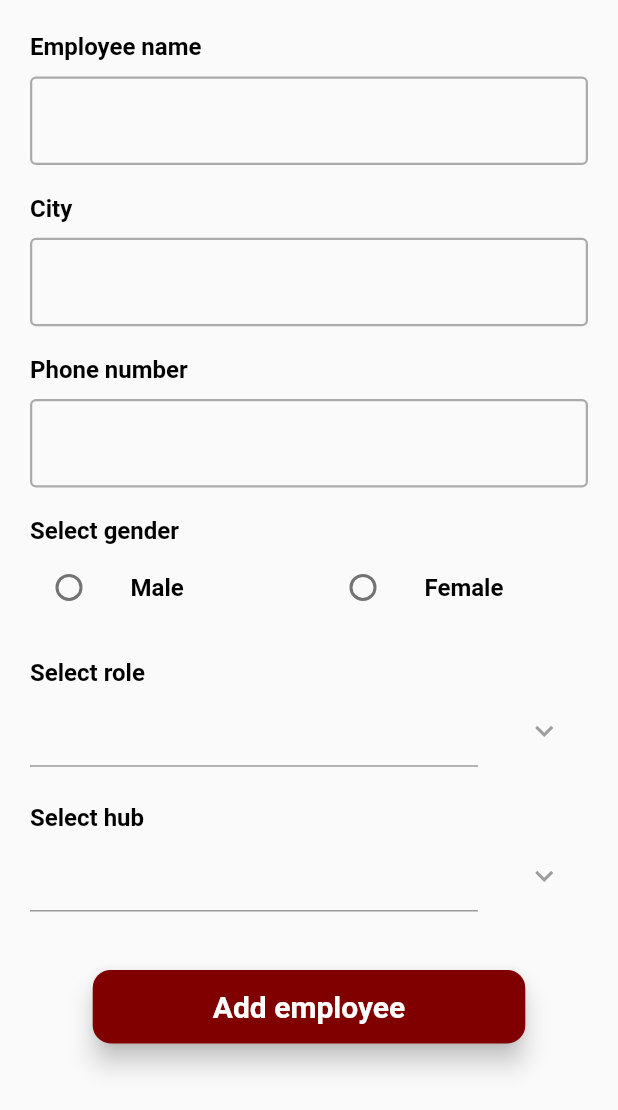
After one commit to DronaIT/flutterdesigndemo, a Flutter app: the AddEmployee screen opened directly, on a phone screen of 412 x 824 dp. The commit adds this screen. Shown: the top 1110 px of the screen. Run offline on Flutter 3.47's test engine with Material 2 defaults, Android fonts, the phone set to English and light mode, and no system bars; our stand-ins replace cached_network_image, dio, flushbar, flutter_native_splash, flutter_screenutil, flutter_svg and 7 more; missing offline and left inert: dart:ffi, excel; accounts and stored records are empty; network calls fail; statements that could not run were skipped.

Commit message:
add employee screen design done

```diff
--- a/lib/customwidget/custom_text.dart
+++ b/lib/customwidget/custom_text.dart
@@ -10,6 +10,8 @@ class custom_text extends StatefulWidget {
   final FontWeight fontWeight;
   final Alignment alignment;
   final TextStyle textStyles;
+  final double leftValue;
+  final double rightValue;
 
   custom_text(
       {required this.text,
@@ -18,7 +20,9 @@ class custom_text extends StatefulWidget {
       this.fontWeight = FontWeight.bold,
       this.alignment = Alignment.topLeft,
       this.textStyles = centerTextStyle,
-      this.topValue = 10.0});
+      this.topValue = 10.0,
+        this.leftValue = 10.0,
+        this.rightValue = 10.0});
 
   @override
   State<custom_text> createState() => _custom_textState();
@@ -28,7 +32,7 @@ class _custom_textState extends State<custom_text> {
   @override
   Widget build(BuildContext context) {
     return Container(
-      margin: EdgeInsets.only(top: widget.topValue, left: 10, right: 10),
+      margin: EdgeInsets.only(top: widget.topValue, left: widget.leftValue, right:widget.rightValue),
       alignment: widget.alignment,
       child: Text(
         widget.text,
--- /dev/null
+++ b/lib/ui/addemployee.dart
@@ -0,0 +1,260 @@
+import 'package:flutter/material.dart';
+import 'package:flutter_screenutil/flutter_screenutil.dart';
+import 'package:flutterdesigndemo/customwidget/custom_button.dart';
+import 'package:flutterdesigndemo/customwidget/custom_edittext.dart';
+import 'package:flutterdesigndemo/customwidget/custom_text.dart';
+import 'package:flutterdesigndemo/models/HubResponse.dart';
+import 'package:flutterdesigndemo/models/RoleResponse.dart';
+import 'package:flutterdesigndemo/models/base_api_response.dart';
+import 'package:flutterdesigndemo/utils/prefrence.dart';
+import 'package:flutterdesigndemo/values/strings_name.dart';
+import 'package:flutterdesigndemo/values/text_styles.dart';
+
+class AddEmployee extends StatefulWidget {
+  const AddEmployee({Key? key}) : super(key: key);
+
+  @override
+  State<AddEmployee> createState() => _AddEmployeeState();
+}
+
+class _AddEmployeeState extends State<AddEmployee> {
+  TextEditingController nameController = TextEditingController();
+  TextEditingController cityController = TextEditingController();
+  TextEditingController phoneController = TextEditingController();
+  String gender = "Male";
+  String roleValue = "";
+  BaseApiResponseWithSerializable<RoleResponse>? roleResponse;
+  BaseApiResponseWithSerializable<HubResponse>? hubResponse;
+  String hubValue = "";
+  List<BaseApiResponseWithSerializable<RoleResponse>>? roleResponseArray = [] ;
+  List<BaseApiResponseWithSerializable<HubResponse>>? hubResponseArray = [];
+
+
+  @override
+  void initState() {
+    super.initState();
+    hubResponseArray =  PreferenceUtils.getHubList().records;
+    roleResponseArray = PreferenceUtils.getRoleList().records ;
+
+  }
+
+  @override
+  Widget build(BuildContext context) {
+    var viewWidth = MediaQuery.of(context).size.width;
+    return SafeArea(
+        child: Scaffold(
+      body: SingleChildScrollView(
+        child: Container(
+          margin: EdgeInsets.only(left: 10, right: 10),
+          child: Column(
+            children: [
+              Column(
+                children: [
+                  SizedBox(height: 10.h),
+                  custom_text(
+                    text: strings_name.str_employee_name,
+                    alignment: Alignment.topLeft,
+                    textStyles: blackTextSemiBold16,
+                  ),
+                  custom_edittext(
+                    type: TextInputType.text,
+                    textInputAction: TextInputAction.next,
+                    controller: nameController,
+                  ),
+                  SizedBox(height: 8.h),
+                  custom_text(
+                    text: strings_name.str_city,
+                    alignment: Alignment.topLeft,
+                    textStyles: blackTextSemiBold16,
+                  ),
+                  custom_edittext(
+                    type: TextInputType.text,
+                    textInputAction: TextInputAction.next,
+                    controller: cityController,
+                    maxLength: 30,
+                  ),
+                  SizedBox(height: 8.h),
+                  custom_text(
+                    text: strings_name.str_phone,
+                    alignment: Alignment.topLeft,
+                    textStyles: blackTextSemiBold16,
+                  ),
+                  custom_edittext(
+                    type: TextInputType.phone,
+                    textInputAction: TextInputAction.next,
+                    controller: phoneController,
+                    maxLength: 10,
+                  ),
+                  SizedBox(height: 8.h),
+                  custom_text(
+                    text: strings_name.str_select_gender,
+                    alignment: Alignment.topLeft,
+                    textStyles: blackTextSemiBold16,
+                  ),
+                  Row(
+                    crossAxisAlignment: CrossAxisAlignment.start,
+                    mainAxisAlignment: MainAxisAlignment.start,
+                    children: [
+                      Flexible(
+                        flex: 1,
+                        child: RadioListTile(
+                          title: custom_text(
+                            text: "Male",
+                            alignment: Alignment.topLeft,
+                            textStyles: blackTextSemiBold16,
+                            topValue: 0,
+                            leftValue: 5,
+                            rightValue: 5,
+                          ),
+                          value: "male",
+                          groupValue: gender,
+                          onChanged: (value) {
+                            setState(() {
+                              gender = value.toString();
+                            });
+                          },
+                        ),
+                      ),
+                      Flexible(
+                        flex: 1,
+                        child: RadioListTile(
+                          title: custom_text(
+                            text: "Female",
+                            alignment: Alignment.topLeft,
+                            textStyles: blackTextSemiBold16,
+                            topValue: 0,
+                            leftValue: 5,
+                            rightValue: 5,
+                          ),
+                          value: "female",
+                          groupValue: gender,
+                          onChanged: (value) {
+                            setState(() {
+                              gender = value.toString();
+                            });
+                          },
+                        ),
+                      ),
+                    ],
+                  ),
+                  SizedBox(height: 8.h),
+                  custom_text(
+                    text: strings_name.str_select_role,
+                    alignment: Alignment.topLeft,
+                    textStyles: blackTextSemiBold16,
+                  ),
+                  Row(
+                    crossAxisAlignment: CrossAxisAlignment.center,
+                    children: [
+                      Flexible(
+                        fit: FlexFit.loose,
+                        flex: 8,
+                        child: Container(
+                          width: viewWidth,
+                          margin: EdgeInsets.only(left: 10,right: 5,top: 5,bottom: 5),
+                          child: DropdownButtonFormField<BaseApiResponseWithSerializable<RoleResponse>>(
+                            value: roleResponse,
+                            iconSize: 0,
+                            elevation: 16,
+                            style: blackText16,
+
+                            onChanged: (BaseApiResponseWithSerializable<RoleResponse>? newValue) {
+                              setState(() {
+                                roleValue = newValue!.fields!.roleId!.toString();
+                                roleResponse = newValue;
+                              });
+                            },
+                            items: roleResponseArray?.map<DropdownMenuItem<BaseApiResponseWithSerializable<RoleResponse>>>((BaseApiResponseWithSerializable<RoleResponse> value) {
+                              return DropdownMenuItem<BaseApiResponseWithSerializable<RoleResponse>>(
+                                value: value,
+                                child: Text(value.fields!.roleTitle!),
+                              );
+                            }).toList(),
+                          ),
+                        ),
+                      ),
+                      Flexible(
+                        fit: FlexFit.tight,
+                        flex: 2,
+                        child: const Icon(
+                          Icons.keyboard_arrow_down,
+                          color: Colors.grey,
+                        ),
+                      ),
+                    ],
+                  ),
+                  SizedBox(height: 8.h),
+                  custom_text(
+                    text: strings_name.str_select_hub,
+                    alignment: Alignment.topLeft,
+                    textStyles: blackTextSemiBold16,
+                  ),
+                  Row(
+                    crossAxisAlignment: CrossAxisAlignment.center,
+                    children: [
+                      Flexible(
+                        fit: FlexFit.loose,
+                        flex: 8,
+                        child: Container(
+                          margin: EdgeInsets.only(left: 10,right: 5,top: 5,bottom: 5),
+                          width: viewWidth,
+                          child: DropdownButtonFormField<BaseApiResponseWithSerializable<HubResponse>>(
+                            value: hubResponse,
+                            iconSize: 0,
+                            elevation: 16,
+                            style: blackText16,
+
+                            onChanged: (BaseApiResponseWithSerializable<HubResponse>? newValue) {
+                              setState(() {
+                                hubValue = newValue!.fields!.hubId!.toString();
+                                hubResponse = newValue;
+                              });
+                            },
+                            items: hubResponseArray?.map<DropdownMenuItem<BaseApiResponseWithSerializable<HubResponse>>>((BaseApiResponseWithSerializable<HubResponse> value) {
+                              return DropdownMenuItem<BaseApiResponseWithSerializable<HubResponse>>(
+                                value: value,
+                                child: Text(value.fields!.hubName!.toString()),
+                              );
+                            }).toList(),
+                          ),
+                        ),
+                      ),
+                      Flexible(
+                        fit: FlexFit.tight,
+                        flex: 2,
+                        child: const Icon(
+                          Icons.keyboard_arrow_down,
+                          color: Colors.grey,
+                        ),
+                      ),
+                    ],
+                  ),
+                  SizedBox(height: 20.h),
+                  CustomButton(
+                    text: strings_name.str_add_employee,
+                    click: () {
+                        print("test=>${hubValue}");
+                        print("test=>${roleValue}");
+
+                        if(nameController.text.isEmpty){
+
+                        }else if(cityController.text.isEmpty){
+
+                        }else if(phoneController.text.isEmpty){
+
+                        }else if(gender.isEmpty){
+
+                        }else{
+
+                        }
+                    },
+                  )
+                ],
+              ),
+            ],
+          ),
+        ),
+      ),
+    ));
+  }
+}
--- a/lib/ui/home.dart
+++ b/lib/ui/home.dart
@@ -4,6 +4,7 @@ import 'package:flutterdesigndemo/api/service_locator.dart';
 import 'package:flutterdesigndemo/customwidget/custom_text.dart';
 import 'package:flutterdesigndemo/models/base_api_response.dart';
 import 'package:flutterdesigndemo/models/homeModuleResponse.dart';
+import 'package:flutterdesigndemo/ui/addemployee.dart';
 import 'package:flutterdesigndemo/ui/create_students.dart';
 import 'package:flutterdesigndemo/utils/prefrence.dart';
 import 'package:flutterdesigndemo/utils/tablenames.dart';
@@ -98,7 +99,7 @@ class _HomeState extends State<Home> {
                                 ],
                               ),
                               onTap: () {
-                                Get.to(CreateStudent());
+                                Get.to(AddEmployee());
                               },
                             ),
                           ),
--- a/lib/values/strings_name.dart
+++ b/lib/values/strings_name.dart
@@ -41,7 +41,14 @@ class strings_name {
   static const String genericError = "Something went wrong, please try again!";
   static const String noNetworkError = "No network available!";
   static const String poorNetworkError = "Poor network connection, please try again!";
-  static const String sessionExpired = "Session Expired";
+  static const String sessionExpired = "Session expired";
 
-  static const String str_add_students = "Add Students";
+  static const String str_add_students = "Add students";
+  static const String str_add_employee = "Add employee";
+  static const String str_employee_name = "Employee name";
+  static const String str_city = "City";
+  static const String str_select_gender = "Select gender";
+
+  static const String str_select_role = "Select role";
+  static const String str_select_hub = "Select hub";
 }
```
